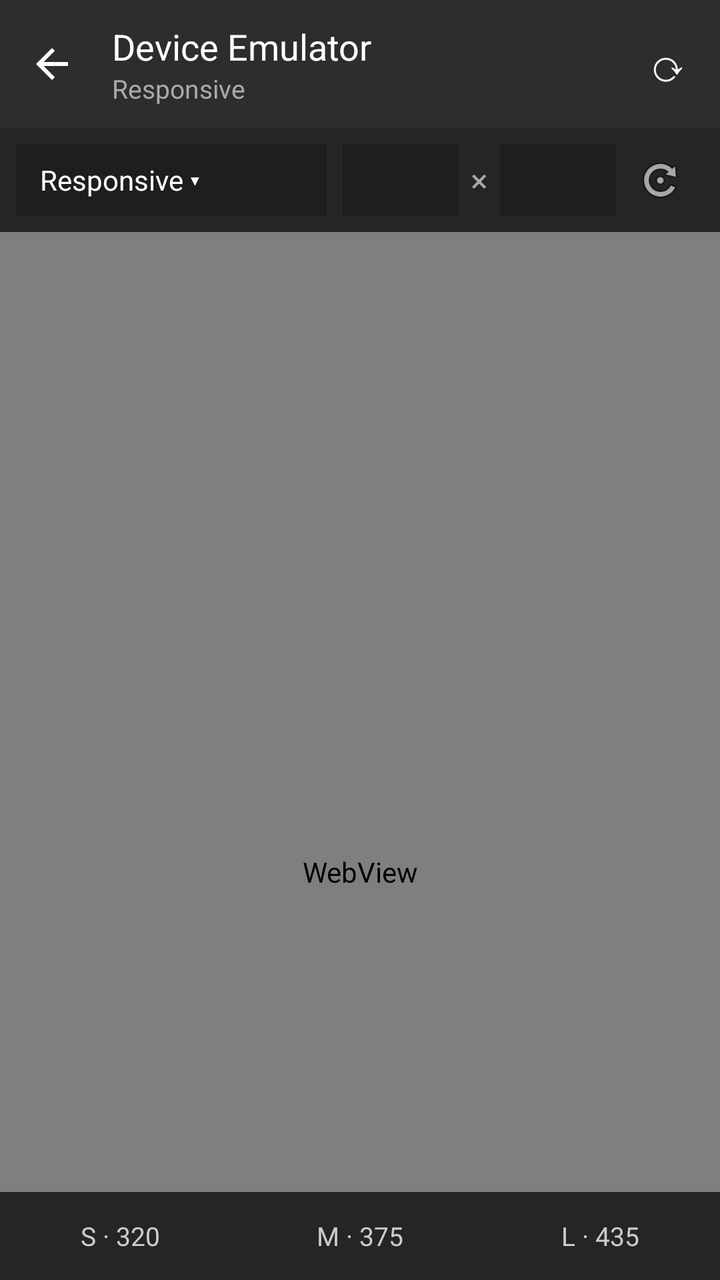
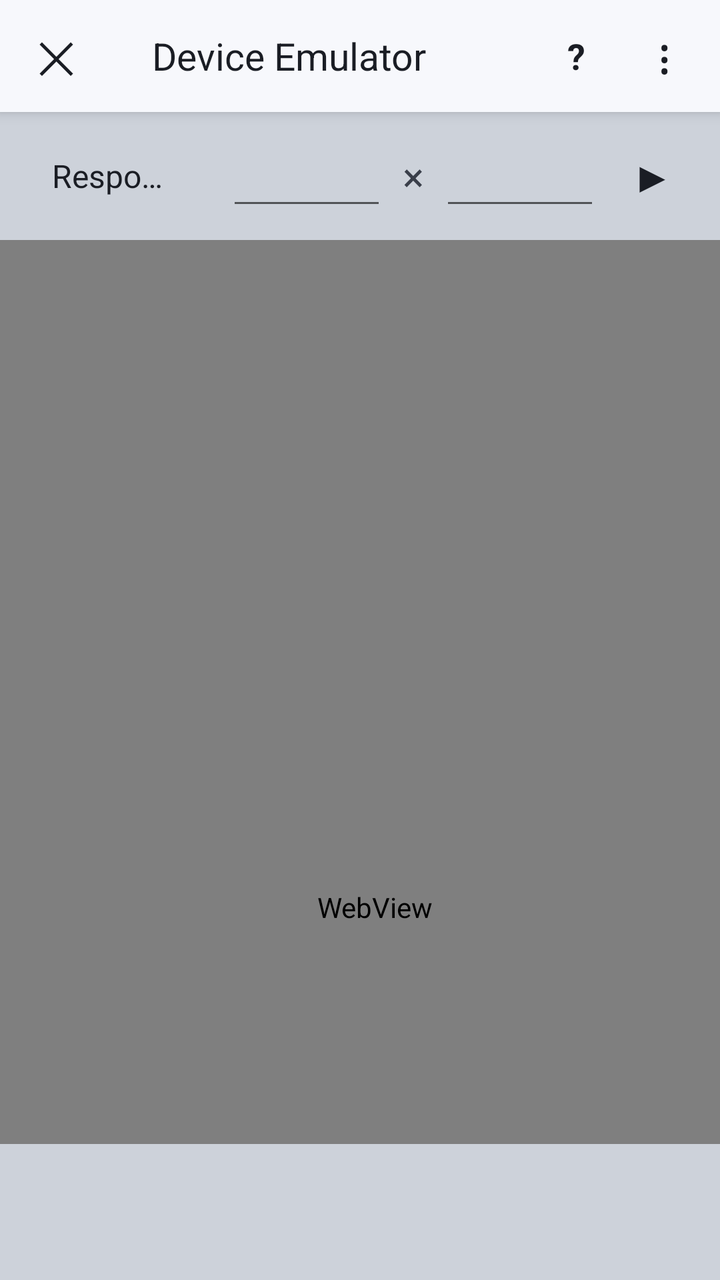

Two renders of the same Android screen: before a commit and after it. Below are the layout's source before the change and the commit's diff.
<!-- AndroidManifest.xml: application theme Theme.AppCompat.DayNight.NoActionBar -->
<!-- res/layout/activity_device_emulator.xml -->
<?xml version="1.0" encoding="utf-8"?>
<LinearLayout xmlns:android="http://schemas.android.com/apk/res/android"
    android:layout_width="match_parent"
    android:layout_height="match_parent"
    android:orientation="vertical"
    android:background="#1E1E1E">

    
    <LinearLayout
        android:layout_width="match_parent"
        android:layout_height="64dp"
        android:orientation="horizontal"
        android:gravity="center_vertical"
        android:background="#2D2D2D"
        android:paddingStart="4dp"
        android:paddingEnd="4dp">

        <ImageView
            android:id="@+id/emuBack"
            android:layout_width="44dp"
            android:layout_height="44dp"
            android:padding="10dp"
            android:src="@drawable/ic_back"/>

        <LinearLayout
            android:layout_width="0dp"
            android:layout_height="wrap_content"
            android:layout_weight="1"
            android:orientation="vertical"
            android:paddingStart="8dp">

            <TextView
                android:layout_width="match_parent"
                android:layout_height="wrap_content"
                android:text="Device Emulator"
                android:textColor="#FFFFFF"
                android:textSize="18sp"
                android:singleLine="true"/>

            <TextView
                android:id="@+id/emuSubtitle"
                android:layout_width="match_parent"
                android:layout_height="wrap_content"
                android:text="Responsive"
                android:textColor="#AAAAAA"
                android:textSize="13sp"
                android:singleLine="true"/>
        </LinearLayout>

        <TextView
            android:id="@+id/emuRefresh"
            android:layout_width="44dp"
            android:layout_height="44dp"
            android:text="⟳"
            android:textColor="#FFFFFF"
            android:textSize="22sp"
            android:gravity="center"/>
    </LinearLayout>

    
    <LinearLayout
        android:layout_width="match_parent"
        android:layout_height="52dp"
        android:orientation="horizontal"
        android:gravity="center_vertical"
        android:background="#252526"
        android:paddingStart="8dp"
        android:paddingEnd="8dp">

        <TextView
            android:id="@+id/emuDevice"
            android:layout_width="0dp"
            android:layout_height="36dp"
            android:layout_weight="1"
            android:background="#1E1E1E"
            android:gravity="center_vertical"
            android:paddingStart="12dp"
            android:paddingEnd="12dp"
            android:text="Responsive ▾"
            android:textColor="#FFFFFF"
            android:textSize="14sp"
            android:singleLine="true"/>

        <EditText
            android:id="@+id/emuWidth"
            android:layout_width="58dp"
            android:layout_height="36dp"
            android:layout_marginStart="8dp"
            android:background="#1E1E1E"
            android:gravity="center"
            android:inputType="number"
            android:imeOptions="actionDone"
            android:singleLine="true"
            android:selectAllOnFocus="true"
            android:textColor="#FFFFFF"
            android:textSize="14sp"/>

        <TextView
            android:layout_width="wrap_content"
            android:layout_height="wrap_content"
            android:paddingStart="6dp"
            android:paddingEnd="6dp"
            android:text="×"
            android:textColor="#AAAAAA"
            android:textSize="16sp"/>

        <EditText
            android:id="@+id/emuHeight"
            android:layout_width="58dp"
            android:layout_height="36dp"
            android:background="#1E1E1E"
            android:gravity="center"
            android:inputType="number"
            android:imeOptions="actionDone"
            android:singleLine="true"
            android:selectAllOnFocus="true"
            android:textColor="#FFFFFF"
            android:textSize="14sp"/>

        <ImageView
            android:id="@+id/emuRotate"
            android:layout_width="44dp"
            android:layout_height="44dp"
            android:padding="10dp"
            android:src="@android:drawable/ic_menu_rotate"/>
    </LinearLayout>

    
    <FrameLayout
        android:id="@+id/emuStage"
        android:layout_width="match_parent"
        android:layout_height="0dp"
        android:layout_weight="1"
        android:background="#2B2B2B">

        <WebView
            android:id="@+id/emuWebView"
            android:layout_width="360dp"
            android:layout_height="640dp"/>
    </FrameLayout>

    
    <LinearLayout
        android:layout_width="match_parent"
        android:layout_height="44dp"
        android:orientation="horizontal"
        android:background="#252526">

        <TextView
            android:id="@+id/emuChipS"
            android:layout_width="0dp"
            android:layout_height="match_parent"
            android:layout_weight="1"
            android:gravity="center"
            android:text="S · 320"
            android:textColor="#CCCCCC"
            android:textSize="13sp"/>

        <TextView
            android:id="@+id/emuChipM"
            android:layout_width="0dp"
            android:layout_height="match_parent"
            android:layout_weight="1"
            android:gravity="center"
            android:text="M · 375"
            android:textColor="#CCCCCC"
            android:textSize="13sp"/>

        <TextView
            android:id="@+id/emuChipL"
            android:layout_width="0dp"
            android:layout_height="match_parent"
            android:layout_weight="1"
            android:gravity="center"
            android:text="L · 435"
            android:textColor="#CCCCCC"
            android:textSize="13sp"/>
    </LinearLayout>
</LinearLayout>
<!-- resources referenced by this layout -->
<resources>
  <!-- drawable ic_back (drawable) -->
  <vector xmlns:android="http://schemas.android.com/apk/res/android"
      android:width="24dp"
      android:height="24dp"
      android:viewportWidth="24"
      android:viewportHeight="24">
      <path
          android:fillColor="#FFFFFF"
          android:pathData="M20,11H7.83l5.59,-5.59L12,4l-8,8 8,8 1.41,-1.41L7.83,13H20v-2z"/>
  </vector>
</resources>

<!-- the commit's change to res/layout/activity_device_emulator.xml (unified diff, before → after) -->
@@ -3,7 +3,57 @@
     android:layout_width="match_parent"
     android:layout_height="match_parent"
     android:orientation="vertical"
-    android:background="#1E1E1E">
+    android:background="#E3E3E3">
+
+    
+    <LinearLayout
+        android:layout_width="match_parent"
+        android:layout_height="56dp"
+        android:orientation="horizontal"
+        android:gravity="center_vertical"
+        android:background="#F7F8FC"
+        android:elevation="4dp"
+        android:paddingStart="4dp"
+        android:paddingEnd="4dp">
+
+        <TextView
+            android:id="@+id/emuClose"
+            android:layout_width="48dp"
+            android:layout_height="48dp"
+            android:gravity="center"
+            android:text="✕"
+            android:textColor="#1A1D24"
+            android:textSize="22sp"/>
+
+        <TextView
+            android:layout_width="0dp"
+            android:layout_height="wrap_content"
+            android:layout_weight="1"
+            android:paddingStart="24dp"
+            android:singleLine="true"
+            android:text="Device Emulator"
+            android:textColor="#1A1D24"
+            android:textSize="19sp"/>
+
+        <TextView
+            android:id="@+id/emuHelp"
+            android:layout_width="40dp"
+            android:layout_height="40dp"
+            android:gravity="center"
+            android:text="?"
+            android:textColor="#1A1D24"
+            android:textSize="18sp"
+            android:textStyle="bold"/>
+
+        <TextView
+            android:id="@+id/emuMore"
+            android:layout_width="48dp"
+            android:layout_height="48dp"
+            android:gravity="center"
+            android:text="⋮"
+            android:textColor="#1A1D24"
+            android:textSize="24sp"/>
+    </LinearLayout>
 
     
     <LinearLayout
@@ -11,169 +61,145 @@
         android:layout_height="64dp"
         android:orientation="horizontal"
         android:gravity="center_vertical"
-        android:background="#2D2D2D"
-        android:paddingStart="4dp"
-        android:paddingEnd="4dp">
-
-        <ImageView
-            android:id="@+id/emuBack"
-            android:layout_width="44dp"
-            android:layout_height="44dp"
-            android:padding="10dp"
-            android:src="@drawable/ic_back"/>
-
-        <LinearLayout
-            android:layout_width="0dp"
-            android:layout_height="wrap_content"
-            android:layout_weight="1"
-            android:orientation="vertical"
-            android:paddingStart="8dp">
-
-            <TextView
-                android:layout_width="match_parent"
-                android:layout_height="wrap_content"
-                android:text="Device Emulator"
-                android:textColor="#FFFFFF"
-                android:textSize="18sp"
-                android:singleLine="true"/>
-
-            <TextView
-                android:id="@+id/emuSubtitle"
-                android:layout_width="match_parent"
-                android:layout_height="wrap_content"
-                android:text="Responsive"
-                android:textColor="#AAAAAA"
-                android:textSize="13sp"
-                android:singleLine="true"/>
-        </LinearLayout>
-
-        <TextView
-            android:id="@+id/emuRefresh"
-            android:layout_width="44dp"
-            android:layout_height="44dp"
-            android:text="⟳"
-            android:textColor="#FFFFFF"
-            android:textSize="22sp"
-            android:gravity="center"/>
-    </LinearLayout>
-
-    
-    <LinearLayout
-        android:layout_width="match_parent"
-        android:layout_height="52dp"
-        android:orientation="horizontal"
-        android:gravity="center_vertical"
-        android:background="#252526"
-        android:paddingStart="8dp"
+        android:background="#CDD2DA"
+        android:paddingStart="12dp"
         android:paddingEnd="8dp">
 
         <TextView
             android:id="@+id/emuDevice"
             android:layout_width="0dp"
-            android:layout_height="36dp"
+            android:layout_height="44dp"
             android:layout_weight="1"
-            android:background="#1E1E1E"
+            android:gravity="center_vertical"
+            android:paddingStart="14dp"
+            android:paddingEnd="14dp"
+            android:singleLine="true"
+            android:ellipsize="end"
+            android:text="Responsive ▾"
+            android:textColor="#1A1D24"
+            android:textSize="16sp"/>
+
+        <EditText
+            android:id="@+id/emuWidth"
+            android:layout_width="80dp"
+            android:layout_height="44dp"
+            android:layout_marginStart="12dp"
+            android:gravity="center"
+            android:inputType="number"
+            android:imeOptions="actionDone"
+            android:singleLine="true"
+            android:selectAllOnFocus="true"
+            android:textColor="#1A1D24"
+            android:textSize="17sp"/>
+
+        <TextView
+            android:layout_width="wrap_content"
+            android:layout_height="wrap_content"
+            android:paddingStart="8dp"
+            android:paddingEnd="8dp"
+            android:text="×"
+            android:textColor="#3A3F4A"
+            android:textSize="20sp"/>
+
+        <EditText
+            android:id="@+id/emuHeight"
+            android:layout_width="80dp"
+            android:layout_height="44dp"
+            android:gravity="center"
+            android:inputType="number"
+            android:imeOptions="actionDone"
+            android:singleLine="true"
+            android:selectAllOnFocus="true"
+            android:textColor="#1A1D24"
+            android:textSize="17sp"/>
+
+        <TextView
+            android:id="@+id/emuApply"
+            android:layout_width="52dp"
+            android:layout_height="48dp"
+            android:gravity="center"
+            android:text="▶"
+            android:textColor="#1A1D24"
+            android:textSize="22sp"/>
+    </LinearLayout>
+
+    
+    <FrameLayout
+        android:id="@+id/emuStage"
+        android:layout_width="match_parent"
+        android:layout_height="0dp"
+        android:layout_weight="1"
+        android:background="#E3E3E3">
+
+        <FrameLayout
+            android:id="@+id/emuFrame"
+            android:layout_width="375dp"
+            android:layout_height="667dp"
+            android:background="#FFFFFF"
+            android:elevation="6dp">
+
+            <WebView
+                android:id="@+id/emuWebView"
+                android:layout_width="match_parent"
+                android:layout_height="match_parent"/>
+        </FrameLayout>
+
+        
+        <LinearLayout
+            android:id="@+id/emuHandleRight"
+            android:layout_width="26dp"
+            android:layout_height="72dp"
+            android:orientation="horizontal"
+            android:gravity="center">
+
+            <View
+                android:layout_width="3dp"
+                android:layout_height="48dp"
+                android:background="#4B5563"/>
+
+            <View
+                android:layout_width="3dp"
+                android:layout_height="48dp"
+                android:layout_marginStart="5dp"
+                android:background="#4B5563"/>
+        </LinearLayout>
+
+        
+        <LinearLayout
+            android:id="@+id/emuHandleBottom"
+            android:layout_width="72dp"
+            android:layout_height="26dp"
+            android:orientation="vertical"
+            android:gravity="center">
+
+            <View
+                android:layout_width="48dp"
+                android:layout_height="3dp"
+                android:background="#4B5563"/>
+
+            <View
+                android:layout_width="48dp"
+                android:layout_height="3dp"
+                android:layout_marginTop="5dp"
+                android:background="#4B5563"/>
+        </LinearLayout>
+    </FrameLayout>
+
+    
+    <HorizontalScrollView
+        android:id="@+id/emuChipScroll"
+        android:layout_width="match_parent"
+        android:layout_height="68dp"
+        android:background="#CDD2DA"
+        android:scrollbars="none">
+
+        <LinearLayout
+            android:id="@+id/emuChips"
+            android:layout_width="wrap_content"
+            android:layout_height="match_parent"
+            android:orientation="horizontal"
             android:gravity="center_vertical"
             android:paddingStart="12dp"
-            android:paddingEnd="12dp"
-            android:text="Responsive ▾"
-            android:textColor="#FFFFFF"
-            android:textSize="14sp"
-            android:singleLine="true"/>
-
-        <EditText
-            android:id="@+id/emuWidth"
-            android:layout_width="58dp"
-            android:layout_height="36dp"
-            android:layout_marginStart="8dp"
-            android:background="#1E1E1E"
-            android:gravity="center"
-            android:inputType="number"
-            android:imeOptions="actionDone"
-            android:singleLine="true"
-            android:selectAllOnFocus="true"
-            android:textColor="#FFFFFF"
-            android:textSize="14sp"/>
-
-        <TextView
-            android:layout_width="wrap_content"
-            android:layout_height="wrap_content"
-            android:paddingStart="6dp"
-            android:paddingEnd="6dp"
-            android:text="×"
-            android:textColor="#AAAAAA"
-            android:textSize="16sp"/>
-
-        <EditText
-            android:id="@+id/emuHeight"
-            android:layout_width="58dp"
-            android:layout_height="36dp"
-            android:background="#1E1E1E"
-            android:gravity="center"
-            android:inputType="number"
-            android:imeOptions="actionDone"
-            android:singleLine="true"
-            android:selectAllOnFocus="true"
-            android:textColor="#FFFFFF"
-            android:textSize="14sp"/>
-
-        <ImageView
-            android:id="@+id/emuRotate"
-            android:layout_width="44dp"
-            android:layout_height="44dp"
-            android:padding="10dp"
-            android:src="@android:drawable/ic_menu_rotate"/>
-    </LinearLayout>
-
-    
-    <FrameLayout
-        android:id="@+id/emuStage"
-        android:layout_width="match_parent"
-        android:layout_height="0dp"
-        android:layout_weight="1"
-        android:background="#2B2B2B">
-
-        <WebView
-            android:id="@+id/emuWebView"
-            android:layout_width="360dp"
-            android:layout_height="640dp"/>
-    </FrameLayout>
-
-    
-    <LinearLayout
-        android:layout_width="match_parent"
-        android:layout_height="44dp"
-        android:orientation="horizontal"
-        android:background="#252526">
-
-        <TextView
-            android:id="@+id/emuChipS"
-            android:layout_width="0dp"
-            android:layout_height="match_parent"
-            android:layout_weight="1"
-            android:gravity="center"
-            android:text="S · 320"
-            android:textColor="#CCCCCC"
-            android:textSize="13sp"/>
-
-        <TextView
-            android:id="@+id/emuChipM"
-            android:layout_width="0dp"
-            android:layout_height="match_parent"
-            android:layout_weight="1"
-            android:gravity="center"
-            android:text="M · 375"
-            android:textColor="#CCCCCC"
-            android:textSize="13sp"/>
-
-        <TextView
-            android:id="@+id/emuChipL"
-            android:layout_width="0dp"
-            android:layout_height="match_parent"
-            android:layout_weight="1"
-            android:gravity="center"
-            android:text="L · 435"
-            android:textColor="#CCCCCC"
-            android:textSize="13sp"/>
-    </LinearLayout>
+            android:paddingEnd="12dp"/>
+    </HorizontalScrollView>
 </LinearLayout>
<!-- resource entries referenced after the edit -->
@@ -1,14 +1,5 @@
 <!-- resources referenced by this layout -->
 <resources>
-  <!-- drawable ic_back (drawable) -->
-  <vector xmlns:android="http://schemas.android.com/apk/res/android"
-      android:width="24dp"
-      android:height="24dp"
-      android:viewportWidth="24"
-      android:viewportHeight="24">
-      <path
-          android:fillColor="#FFFFFF"
-          android:pathData="M20,11H7.83l5.59,-5.59L12,4l-8,8 8,8 1.41,-1.41L7.83,13H20v-2z"/>
-  </vector>
+
 </resources>
 
